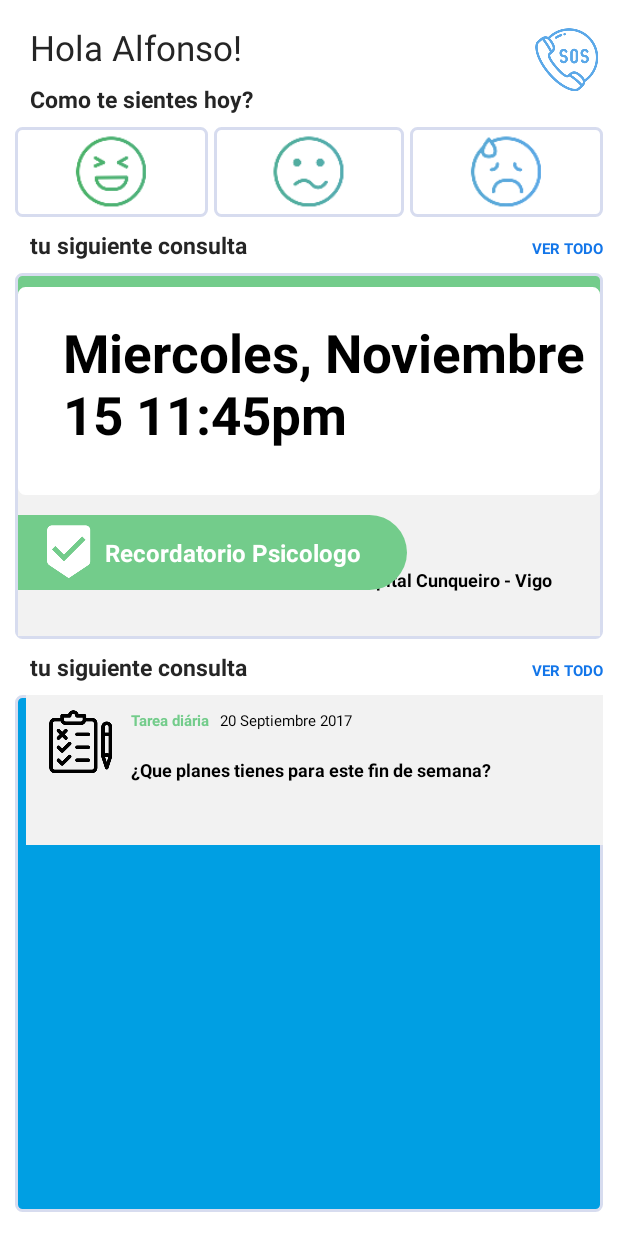
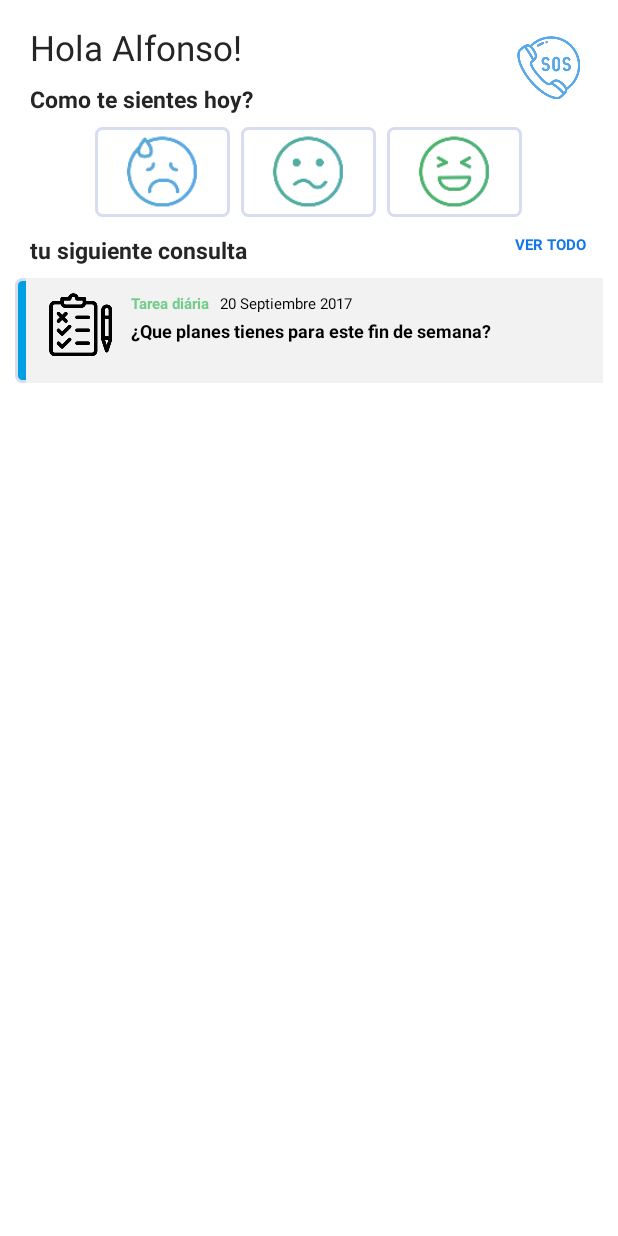
Before and after one commit to Fonsi20/Android---Aurora, an Android app: the screen it shows after launch (MainActivity), on a phone screen of 412 x 824 dp. Run offline under Robolectric (Android 15) with nearby library versions, the phone set to English and light mode, and no system bars.

Commit message:
Arreglos en la interfaz, aunqueda el centercore

```diff
--- a/app/build.gradle
+++ b/app/build.gradle
@@ -20,13 +20,13 @@ android {
 }
 
 dependencies {
-    compile fileTree(dir: 'libs', include: ['*.jar'])
-    androidTestCompile('com.android.support.test.espresso:espresso-core:2.2.2', {
+    implementation fileTree(dir: 'libs', include: ['*.jar'])
+    androidTestImplementation('com.android.support.test.espresso:espresso-core:2.2.2', {
         exclude group: 'com.android.support', module: 'support-annotations'
     })
-    compile 'com.android.support:appcompat-v7:24.2.1'
-    compile 'com.android.support.constraint:constraint-layout:1.0.2'
-    testCompile 'junit:junit:4.12'
+    implementation 'com.android.support:appcompat-v7:24.2.1'
+    implementation 'com.android.support.constraint:constraint-layout:1.0.2'
+    testImplementation 'junit:junit:4.12'
 }
 
 allprojects {
--- a/app/src/main/res/layout/activity_main.xml
+++ b/app/src/main/res/layout/activity_main.xml
@@ -1,30 +1,32 @@
 <?xml version="1.0" encoding="utf-8"?>
-<LinearLayout xmlns:android="http://schemas.android.com/apk/res/android"
+<RelativeLayout xmlns:android="http://schemas.android.com/apk/res/android"
+    xmlns:app="http://schemas.android.com/apk/res-auto"
     xmlns:tools="http://schemas.android.com/tools"
-    xmlns:app="http://schemas.android.com/apk/res-auto"
     android:id="@+id/activity_main"
     android:layout_width="match_parent"
     android:layout_height="match_parent"
     android:background="#fff"
     android:orientation="vertical"
+    android:paddingLeft="@dimen/activity_horizontal_margin"
+    android:paddingTop="@dimen/activity_vertical_margin"
+    android:paddingRight="@dimen/activity_horizontal_margin"
     android:paddingBottom="@dimen/activity_vertical_margin"
-    android:paddingLeft="@dimen/activity_horizontal_margin"
-    android:paddingRight="@dimen/activity_horizontal_margin"
-    android:paddingTop="@dimen/activity_vertical_margin"
     tools:context="com.example.a16alfonsofa.aurora01.Pantallas.MainActivity">
 
-    <LinearLayout
+    <RelativeLayout
+        android:id="@+id/seccionSup"
         android:layout_width="match_parent"
         android:layout_height="wrap_content"
         android:orientation="horizontal">
 
-        <LinearLayout
-            android:layout_width="match_parent"
+        <RelativeLayout
+            android:layout_width="wrap_content"
             android:layout_height="wrap_content"
             android:layout_weight="1"
             android:orientation="vertical">
 
             <TextView
+                android:id="@+id/Name"
                 android:layout_width="wrap_content"
                 android:layout_height="wrap_content"
                 android:fontFamily="Montserrat"
@@ -34,39 +36,51 @@
                 android:textSize="23sp" />
 
             <TextView
-                android:layout_width="wrap_content"
+                android:id="@+id/howIam"
+                android:layout_width="171dp"
                 android:layout_height="wrap_content"
-                android:layout_marginTop="@dimen/marginTop"
+                android:layout_below="@id/Name"
+                android:layout_marginTop="8dp"
                 android:fontFamily="Montserrat"
                 android:paddingLeft="10dp"
                 android:text="Como te sientes hoy?"
                 android:textColor="#252525"
                 android:textSize="15sp"
                 android:textStyle="bold" />
-        </LinearLayout>
+        </RelativeLayout>
 
         <ImageButton
             android:id="@+id/btn_sos"
             android:layout_width="wrap_content"
             android:layout_height="wrap_content"
+            android:layout_alignParentTop="true"
+            android:layout_alignParentEnd="true"
+            android:layout_alignParentRight="true"
+            android:layout_marginTop="5dp"
+            android:layout_marginEnd="12dp"
+            android:layout_marginRight="12dp"
             android:background="#fff"
             android:src="@mipmap/ic_sos_uncolor"
             android:tint="#5ba8e8" />
 
-    </LinearLayout>
+    </RelativeLayout>
 
-    <LinearLayout
+
+    <RelativeLayout
+        android:id="@+id/feelings"
         android:layout_width="match_parent"
         android:layout_height="wrap_content"
+        android:layout_below="@id/seccionSup"
         android:layout_marginTop="@dimen/marginTop"
+        android:gravity="center"
         android:orientation="horizontal">
 
         <ImageView
             android:id="@+id/button1"
-            android:layout_width="match_parent"
+            android:layout_width="90dp"
             android:layout_height="60dp"
-            android:layout_marginRight="2dp"
-            android:layout_weight="1"
+            android:layout_alignParentEnd="true"
+            android:layout_alignParentRight="true"
             android:background="@drawable/boton_redondo"
             android:clickable="true"
             android:padding="3dp"
@@ -74,11 +88,13 @@
 
         <ImageView
             android:id="@+id/button2"
-            android:layout_width="match_parent"
+            android:layout_width="90dp"
             android:layout_height="60dp"
-            android:layout_marginLeft="2dp"
-            android:layout_marginRight="2dp"
-            android:layout_weight="1"
+            android:layout_marginEnd="7dp"
+            android:layout_marginRight="7dp"
+            android:layout_toStartOf="@+id/button1"
+            android:layout_toLeftOf="@+id/button1"
+
             android:background="@drawable/boton_redondo"
             android:clickable="true"
             android:padding="3dp"
@@ -86,23 +102,37 @@
 
         <ImageView
             android:id="@+id/button3"
-            android:layout_width="match_parent"
+            android:layout_width="90dp"
             android:layout_height="60dp"
-            android:layout_marginLeft="2dp"
-            android:layout_weight="1"
+            android:layout_marginEnd="7dp"
+            android:layout_marginRight="7dp"
+            android:layout_toStartOf="@+id/button2"
+            android:layout_toLeftOf="@+id/button2"
             android:background="@drawable/boton_redondo"
             android:clickable="true"
             android:padding="3dp"
             android:textColor="@color/colorAccent" />
-    </LinearLayout>
+    </RelativeLayout>
 
-    <LinearLayout
+
+    <RelativeLayout
+        android:id="@+id/seccionCenter"
         android:layout_width="match_parent"
         android:layout_height="wrap_content"
+        android:layout_below="@id/feelings"></RelativeLayout>
+
+    <RelativeLayout
+        android:id="@+id/textmore"
+        android:layout_width="match_parent"
+        android:layout_height="wrap_content"
+        android:layout_below="@id/seccionCenter"
+        android:layout_marginTop="3dp"
+        android:gravity="bottom"
         android:orientation="horizontal">
 
         <TextView
-            android:layout_width="wrap_content"
+            android:id="@+id/textmore1"
+            android:layout_width="166dp"
             android:layout_height="wrap_content"
             android:layout_marginTop="@dimen/marginTop"
             android:layout_weight="1"
@@ -114,123 +144,40 @@
             android:textStyle="bold" />
 
         <TextView
-            android:layout_width="wrap_content"
+            android:id="@+id/textmore2"
+            android:layout_width="68dp"
             android:layout_height="wrap_content"
+            android:layout_marginLeft="157dp"
             android:layout_marginTop="@dimen/marginTop"
+            android:layout_toRightOf="@id/textmore1"
             android:fontFamily="Montserrat"
-            android:gravity="left"
+            android:foregroundGravity="right"
+            android:gravity="bottom"
             android:paddingLeft="10dp"
             android:text="VER TODO"
             android:textColor="#1376e9"
             android:textSize="10sp"
             android:textStyle="bold" />
-    </LinearLayout>
+    </RelativeLayout>
 
     <RelativeLayout
-        android:id="@+id/button9"
+        android:layout_below="@id/textmore"
+        android:id="@+id/seccionIup"
         android:layout_width="match_parent"
         android:layout_height="wrap_content"
-        android:layout_marginTop="@dimen/marginTop"
-        android:background="@drawable/boton_redondo_etiqueta_fondo"
-        android:orientation="vertical"
-        android:padding="2dp">
-
-        <TextView
-            android:layout_width="match_parent"
-            android:layout_height="100dp"
-            android:layout_below="@+id/textView3"
-            android:layout_marginTop="-6dp"
-            android:background="@color/Gris"
-            android:gravity="center|left"
-            android:paddingLeft="50dp"
-            android:paddingRight="30dp"
-            android:paddingStart="30dp"
-            android:paddingTop="25dp"
-            android:text="Doctor Javier Fernandez Gonzalez
-Hospital Cunqueiro - Vigo"
-            android:textColor="#000"
-            android:textSize="12sp"
-            android:textStyle="bold" />
-
-        <TextView
-            android:id="@+id/textView3"
-            android:layout_width="match_parent"
-            android:layout_height="wrap_content"
-            android:layout_marginTop="7dp"
-            android:background="@drawable/boton_redondo_etiqueta"
-            android:backgroundTint="@color/colorbtnredondofondo"
-            android:paddingBottom="30dp"
-            android:paddingLeft="30dp"
-            android:paddingTop="20dp"
-            android:text="Miercoles,
-Noviembre 15
-11:45pm"
-            android:textColor="#000"
-            android:textSize="35sp"
-            android:textStyle="bold" />
-
-        <TextView
-            android:id="@+id/textView2"
-            android:layout_width="wrap_content"
-            android:layout_height="wrap_content"
-            android:layout_marginStart="-40dp"
-            android:layout_marginTop="159dp"
-            android:background="@drawable/boton_redondo2"
-            android:drawableLeft="@mipmap/ic_check"
-            android:gravity="center"
-            android:paddingLeft="50dp"
-            android:paddingRight="30dp"
-            android:text="Recordatorio Psicologo"
-            android:textColor="#fff"
-            android:textSize="16sp"
-            android:textStyle="bold" />
-
-
-    </RelativeLayout>
-
-    <LinearLayout
-        android:layout_width="match_parent"
-        android:layout_height="wrap_content"
-        android:orientation="horizontal">
-
-        <TextView
-            android:layout_width="wrap_content"
-            android:layout_height="wrap_content"
-            android:layout_marginTop="@dimen/marginTop"
-            android:layout_weight="1"
-            android:fontFamily="Montserrat"
-            android:paddingLeft="10dp"
-            android:text="tu siguiente consulta"
-            android:textColor="#252525"
-            android:textSize="15sp"
-            android:textStyle="bold" />
-
-        <TextView
-            android:layout_width="wrap_content"
-            android:layout_height="wrap_content"
-            android:layout_marginTop="@dimen/marginTop"
-            android:fontFamily="Montserrat"
-            android:gravity="left"
-            android:paddingLeft="10dp"
-            android:text="VER TODO"
-            android:textColor="#1376e9"
-            android:textSize="10sp"
-            android:textStyle="bold" />
-    </LinearLayout>
-
+        android:gravity="bottom">
 
         <RelativeLayout
             android:id="@+id/button4"
             android:layout_width="match_parent"
-        android:layout_height="match_parent"
+            android:layout_height="wrap_content"
             android:layout_marginTop="@dimen/marginTop"
-        android:background="@drawable/boton_redondo_etiqueta_fondo_alerta"
-        android:minHeight="200dp">
+            android:background="@drawable/boton_redondo_etiqueta_fondo_alerta">
 
 
             <TextView
                 android:layout_width="match_parent"
-            android:layout_height="100dp"
+                android:layout_height="70dp"
                 android:layout_marginLeft="7dp"
                 android:background="@color/Gris"
                 android:gravity="center|left"
@@ -271,5 +218,5 @@ Noviembre 15
                 android:src="@mipmap/ic_test_uncolor" />
 
         </RelativeLayout>
-
-</LinearLayout>
+    </RelativeLayout>
+</RelativeLayout>
--- a/build.gradle
+++ b/build.gradle
@@ -3,9 +3,10 @@
 buildscript {
     repositories {
         jcenter()
+        google()
     }
     dependencies {
-        classpath 'com.android.tools.build:gradle:2.2.0'
+        classpath 'com.android.tools.build:gradle:3.3.2'
 
         // NOTE: Do not place your application dependencies here; they belong
         // in the individual module build.gradle files
```
Also changed, not shown: gradle/wrapper/gradle-wrapper.properties. Lines whose indentation alone changed are shown as unchanged.
